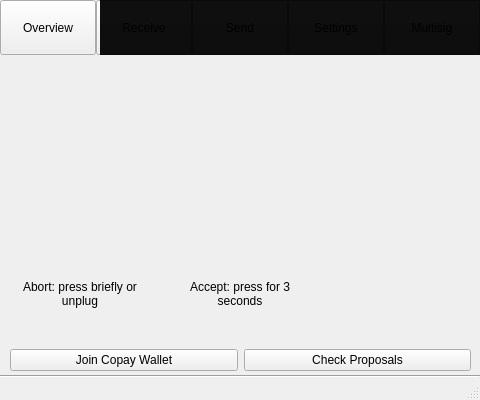
Old version of the form src/qt/ui/overview.ui in the repository jonasschnelli/dbb-app.
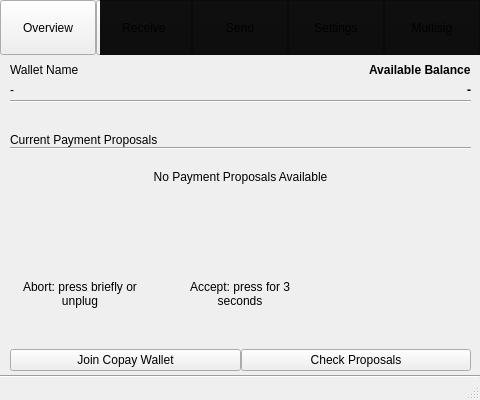
New version of the form. The open tabs and pages were chosen to show the change. Icons and pictures are not drawn.

Commit message: improve multisig UI, start basic single wallet usage

What changed in the file:
```diff
--- a/src/qt/ui/overview.ui
+++ b/src/qt/ui/overview.ui
@@ -307,6 +307,9 @@
        </rect>
       </property>
       <layout class="QVBoxLayout" name="copayVLayout">
+       <property name="spacing">
+        <number>0</number>
+       </property>
        <property name="leftMargin">
         <number>10</number>
        </property>
@@ -319,6 +322,146 @@
        <property name="bottomMargin">
         <number>10</number>
        </property>
+       <item>
+        <layout class="QHBoxLayout" name="horizontalLayoutWalletInfosKeys" stretch="0,0,0">
+         <property name="spacing">
+          <number>0</number>
+         </property>
+         <property name="topMargin">
+          <number>0</number>
+         </property>
+         <item>
+          <widget class="QLabel" name="multisigWalletNameKey">
+           <property name="text">
+            <string>Wallet Name</string>
+           </property>
+          </widget>
+         </item>
+         <item>
+          <spacer name="horizontalSpacer_2">
+           <property name="orientation">
+            <enum>Qt::Horizontal</enum>
+           </property>
+           <property name="sizeHint" stdset="0">
+            <size>
+             <width>40</width>
+             <height>20</height>
+            </size>
+           </property>
+          </spacer>
+         </item>
+         <item>
+          <widget class="QLabel" name="multisigBalanceKey">
+           <property name="font">
+            <font>
+             <weight>75</weight>
+             <bold>true</bold>
+            </font>
+           </property>
+           <property name="text">
+            <string>Available Balance</string>
+           </property>
+          </widget>
+         </item>
+        </layout>
+       </item>
+       <item>
+        <layout class="QHBoxLayout" name="horizontalLayoutWalletInfos" stretch="0,0,0">
+         <property name="spacing">
+          <number>0</number>
+         </property>
+         <property name="topMargin">
+          <number>0</number>
+         </property>
+         <item>
+          <widget class="QLabel" name="multisigWalletName">
+           <property name="text">
+            <string>-</string>
+           </property>
+          </widget>
+         </item>
+         <item>
+          <spacer name="horizontalSpacer_2">
+           <property name="orientation">
+            <enum>Qt::Horizontal</enum>
+           </property>
+           <property name="sizeHint" stdset="0">
+            <size>
+             <width>40</width>
+             <height>20</height>
+            </size>
+           </property>
+          </spacer>
+         </item>
+         <item>
+          <widget class="QLabel" name="multisigBalance">
+           <property name="font">
+            <font>
+             <weight>75</weight>
+             <bold>true</bold>
+            </font>
+           </property>
+           <property name="text">
+            <string>-</string>
+           </property>
+          </widget>
+         </item>
+        </layout>
+       </item>
+       <item>
+        <widget class="Line" name="line_2">
+         <property name="orientation">
+          <enum>Qt::Horizontal</enum>
+         </property>
+        </widget>
+       </item>
+       <item>
+        <layout class="QVBoxLayout" name="verticalLayout_2">
+         <property name="spacing">
+          <number>10</number>
+         </property>
+         <property name="topMargin">
+          <number>30</number>
+         </property>
+         <property name="bottomMargin">
+          <number>0</number>
+         </property>
+         <item>
+          <widget class="QLabel" name="proposalsLabel">
+           <property name="text">
+            <string>Current Payment Proposals</string>
+           </property>
+          </widget>
+         </item>
+        </layout>
+       </item>
+       <item>
+        <widget class="Line" name="line_2">
+         <property name="orientation">
+          <enum>Qt::Horizontal</enum>
+         </property>
+        </widget>
+       </item>
+       <item>
+        <layout class="QVBoxLayout" name="verticalLayout_4">
+         <property name="topMargin">
+          <number>20</number>
+         </property>
+         <property name="bottomMargin">
+          <number>10</number>
+         </property>
+         <item>
+          <widget class="QLabel" name="noProposalsAvailable">
+           <property name="text">
+            <string>No Payment Proposals Available</string>
+           </property>
+           <property name="alignment">
+            <set>Qt::AlignCenter</set>
+           </property>
+          </widget>
+         </item>
+        </layout>
+       </item>
        <item>
         <spacer name="verticalSpacer">
          <property name="orientation">
```
Left out of the diff: 28 changed lines with no effect on the pictures. The commit also changes 7 other files.
